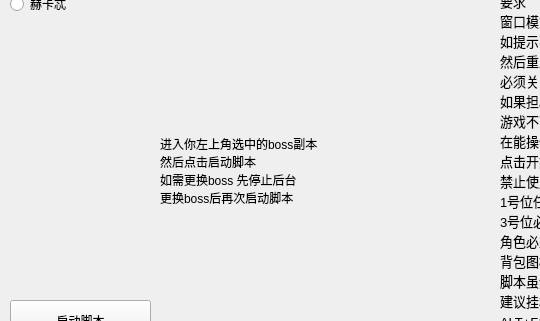
Old version of the form speicalbosswidget.ui in the repository A-SunsetMkt-Forks/wuwaBackendTool; both pictures show x 0 to 540 and y 90 to 411 of the 1357 by 570 pixel window.
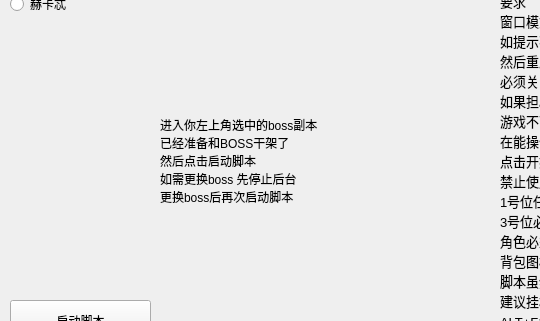
New version of the form.

Patch:
```diff
--- a/speicalbosswidget.ui
+++ b/speicalbosswidget.ui
@@ -432,13 +432,14 @@
    <property name="geometry">
     <rect>
      <x>160</x>
-     <y>170</y>
+     <y>150</y>
      <width>281</width>
-     <height>181</height>
+     <height>201</height>
     </rect>
    </property>
    <property name="text">
     <string>进入你左上角选中的boss副本
+已经准备和BOSS干架了
 然后点击启动脚本
 如需更换boss 先停止后台
 更换boss后再次启动脚本</string>
```
